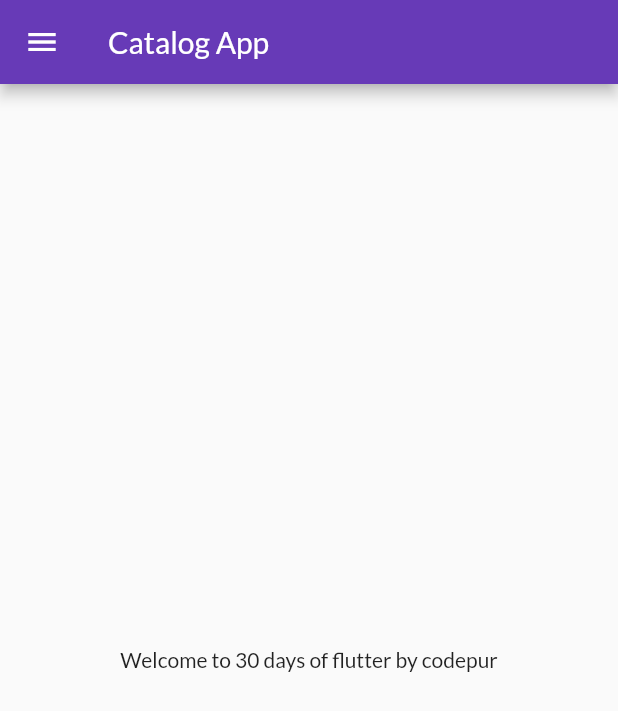
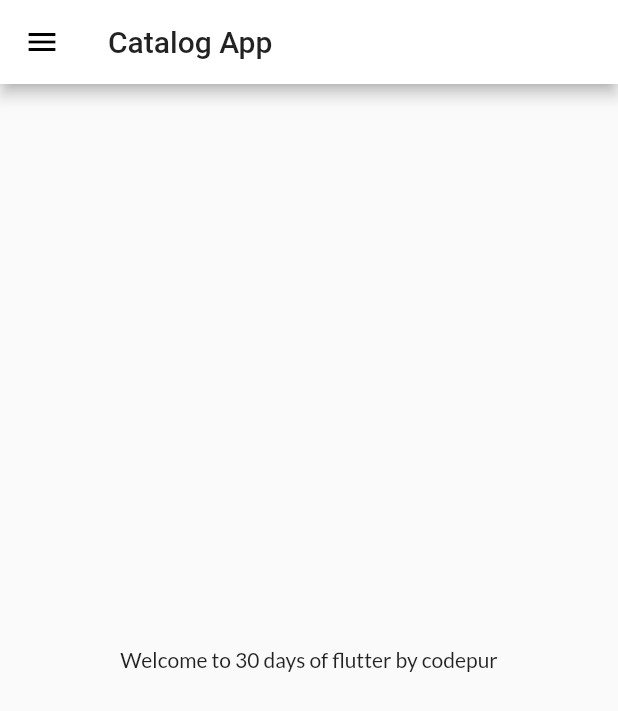
Before and after one commit to subhajit3130/30DaysOfFlutter, a Flutter app: the screen it shows after launch, on a phone screen of 412 x 824 dp. Shown: the top 711 px of the screen. Run offline on Flutter 3.47's test engine with Material 2 defaults, Android fonts, the phone set to English and light mode, and no system bars; our stand-ins replace google_fonts; missing offline and left inert: dart:ffi.

Commit message:
day 8 completed

```diff
--- a/lib/main.dart
+++ b/lib/main.dart
@@ -1,8 +1,8 @@
 import 'package:catalog_app/pages/home_page.dart';
 import 'package:catalog_app/pages/login_page.dart';
 import 'package:catalog_app/utils/routes.dart';
+import 'package:catalog_app/utils/themes.dart';
 import 'package:flutter/material.dart';
-import 'package:google_fonts/google_fonts.dart';
 
 void main(List<String> args) {
   runApp(CatalogApp());
@@ -13,14 +13,8 @@ class CatalogApp extends StatelessWidget {
   Widget build(BuildContext context) {
     return MaterialApp(
       themeMode: ThemeMode.light,
-      theme: ThemeData(
-        primarySwatch: Colors.deepPurple,
-        fontFamily: GoogleFonts.lato().fontFamily,
-      ),
-      darkTheme: ThemeData(
-        primarySwatch: Colors.teal,
-        fontFamily: GoogleFonts.lato().fontFamily,
-      ),
+      theme: MyTheme.lightTheme(context),
+      darkTheme: MyTheme.darkTheme(context),
       initialRoute: MyRoutes.homeRoute,
       routes: {
         MyRoutes.indexRoute: (context) => LoginPage(),
--- /dev/null
+++ b/lib/utils/themes.dart
@@ -0,0 +1,33 @@
+import 'package:flutter/material.dart';
+import 'package:google_fonts/google_fonts.dart';
+
+class MyTheme {
+  static ThemeData lightTheme(BuildContext context) => ThemeData(
+        primarySwatch: Colors.deepPurple,
+        fontFamily: GoogleFonts.lato().fontFamily,
+        appBarTheme: AppBarTheme(
+          color: Colors.white,
+          iconTheme: IconThemeData(
+            color: Colors.black,
+          ),
+          textTheme: Theme.of(context).textTheme,
+        ),
+      );
+
+  static ThemeData darkTheme(BuildContext context) => ThemeData(
+        primarySwatch: Colors.teal,
+        fontFamily: GoogleFonts.lato().fontFamily,
+        brightness: Brightness.dark,
+        // appBarTheme: AppBarTheme(
+        //   color: Colors.black,
+        //   iconTheme: IconThemeData(
+        //     color: Colors.white,
+        //   ),
+        //   textTheme: TextTheme(
+        //     bodyText1: TextStyle(
+        //       color: Colors.white,
+        //     ),
+        //   ),
+        // ),
+      );
+}
```
Also changed, not shown: lib/model/catalog.dart (added, +29 -0 lines).
